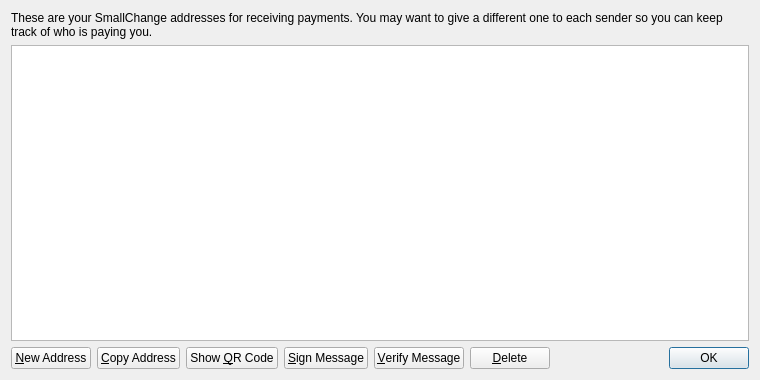
First picture: the form in src/qt/forms/addressbookpage.ui, repository dsiugzda/litcoin, before the edit.
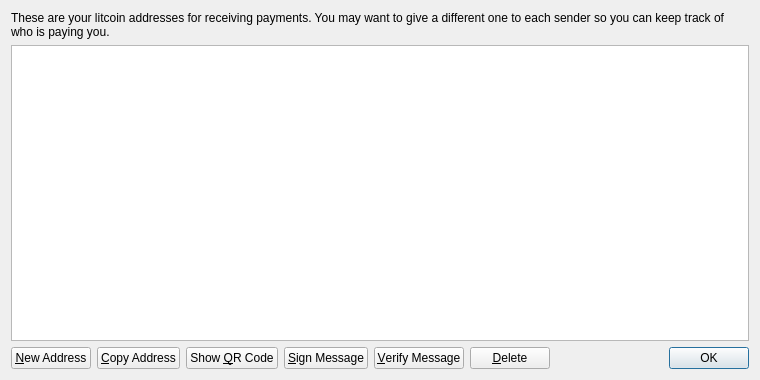
Second picture: the form after the edit. Icons and pictures are not drawn.

The edit to the form file:
```diff
--- a/src/qt/forms/addressbookpage.ui
+++ b/src/qt/forms/addressbookpage.ui
@@ -17,7 +17,7 @@
    <item>
     <widget class="QLabel" name="labelExplanation">
      <property name="text">
-      <string>These are your SmallChange addresses for receiving payments. You may want to give a different one to each sender so you can keep track of who is paying you.</string>
+      <string>These are your litcoin addresses for receiving payments. You may want to give a different one to each sender so you can keep track of who is paying you.</string>
      </property>
      <property name="textFormat">
       <enum>Qt::PlainText</enum>
```
